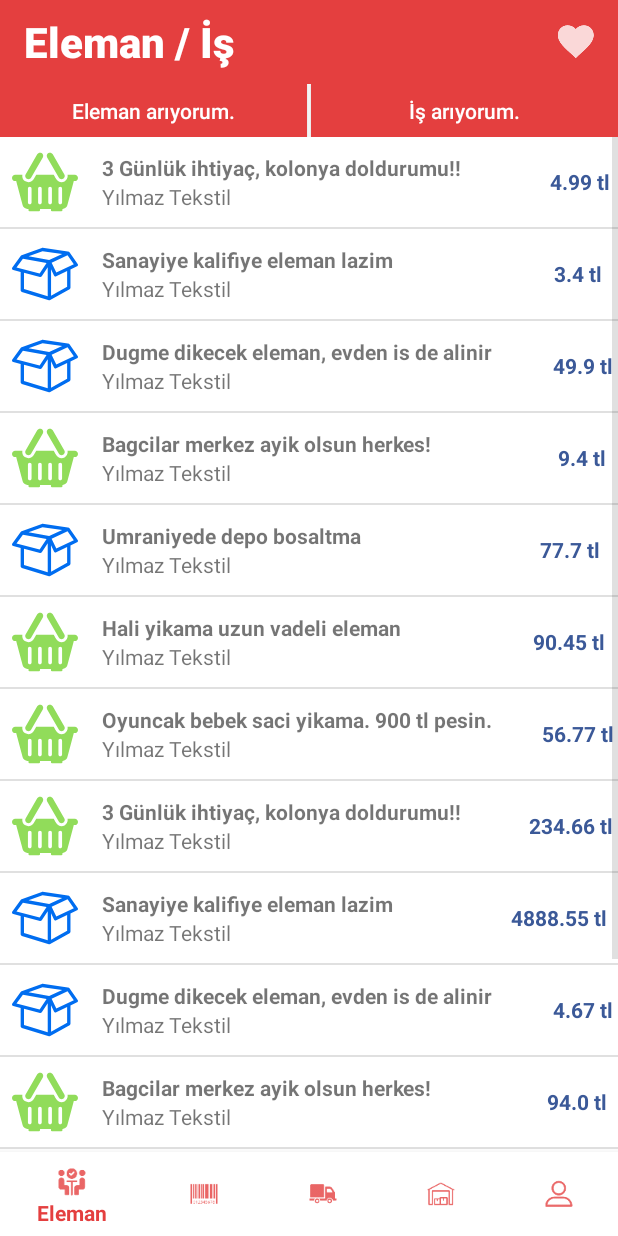
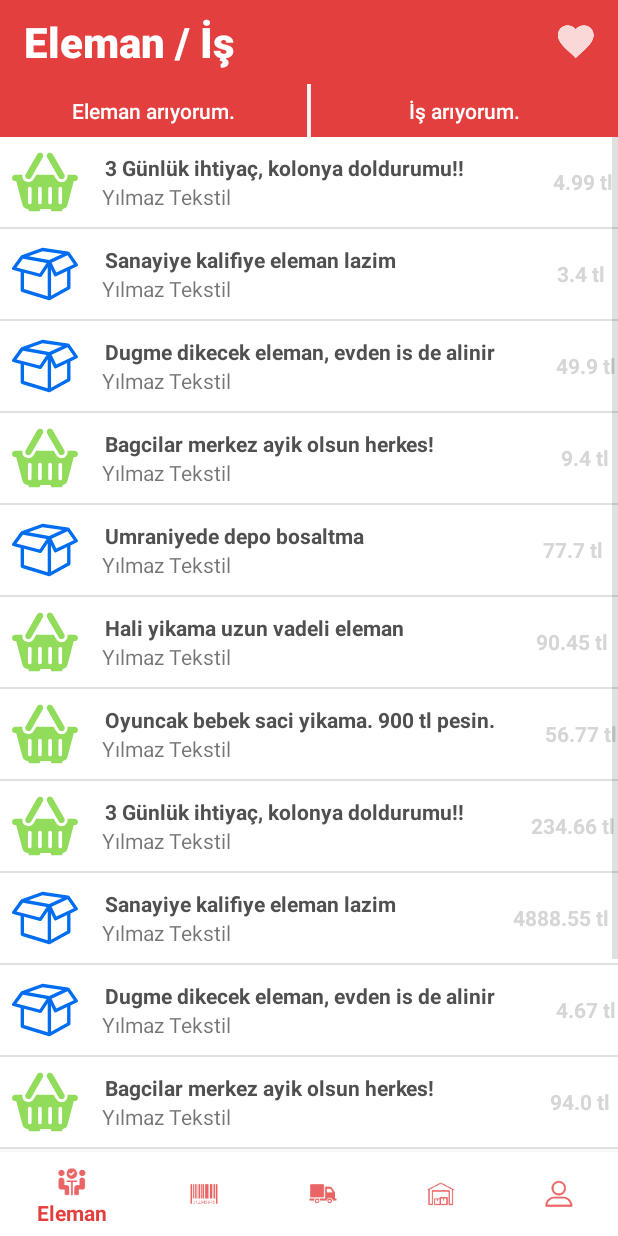
Before and after one commit to abcdrk/carsi, an Android app: the MainPageActivity screen opened directly, with no data from a screen before it, on a phone screen of 412 x 824 dp. Run offline under Robolectric (Android 15) with nearby library versions, the phone set to English and light mode, and no system bars.

Commit message:
listview clickOnItem tamamlandi

```diff
--- a/app/src/main/res/layout/list_item.xml
+++ b/app/src/main/res/layout/list_item.xml
@@ -1,5 +1,6 @@
 <LinearLayout xmlns:android="http://schemas.android.com/apk/res/android"
     xmlns:tools="http://schemas.android.com/tools"
+    android:id="@+id/list_item_layout"
     android:layout_width="match_parent"
     android:layout_height="wrap_content"
     android:orientation="horizontal"
@@ -22,10 +23,11 @@
         android:layout_weight="0.9">
 
         <TextView
-            android:paddingLeft="8dp"
+            android:paddingLeft="10dp"
             android:text="header"
             android:id="@+id/itemHeader"
             android:textStyle="bold"
+            android:textColor="@color/colorDarkGray"
             android:layout_width="wrap_content"
             android:layout_height="wrap_content"
             />
@@ -44,9 +46,9 @@
     <TextView
         android:id="@+id/itemPrice"
         android:text="the price"
-        android:paddingLeft="15dp"
+        android:layout_marginLeft="30dp"
         android:textStyle="bold"
-        android:textColor="@color/colorFacebook"
+        android:textColor="@color/colorGreen"
         android:layout_width="wrap_content"
         android:layout_height="wrap_content"
         android:layout_alignParentRight="true"
```
